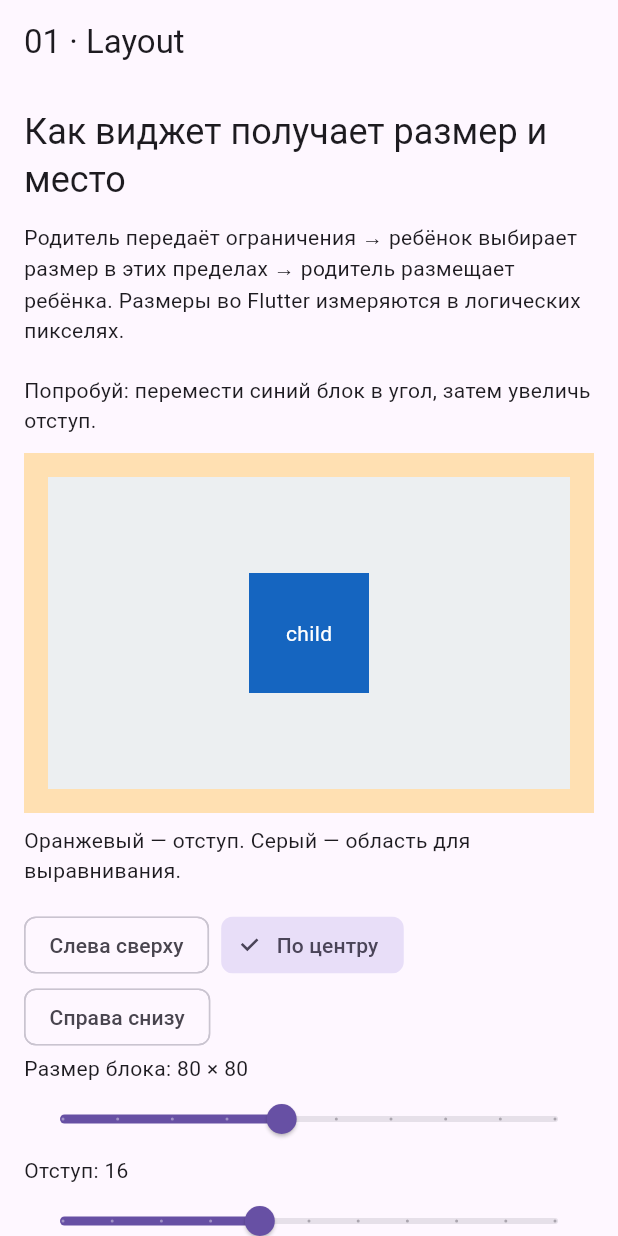
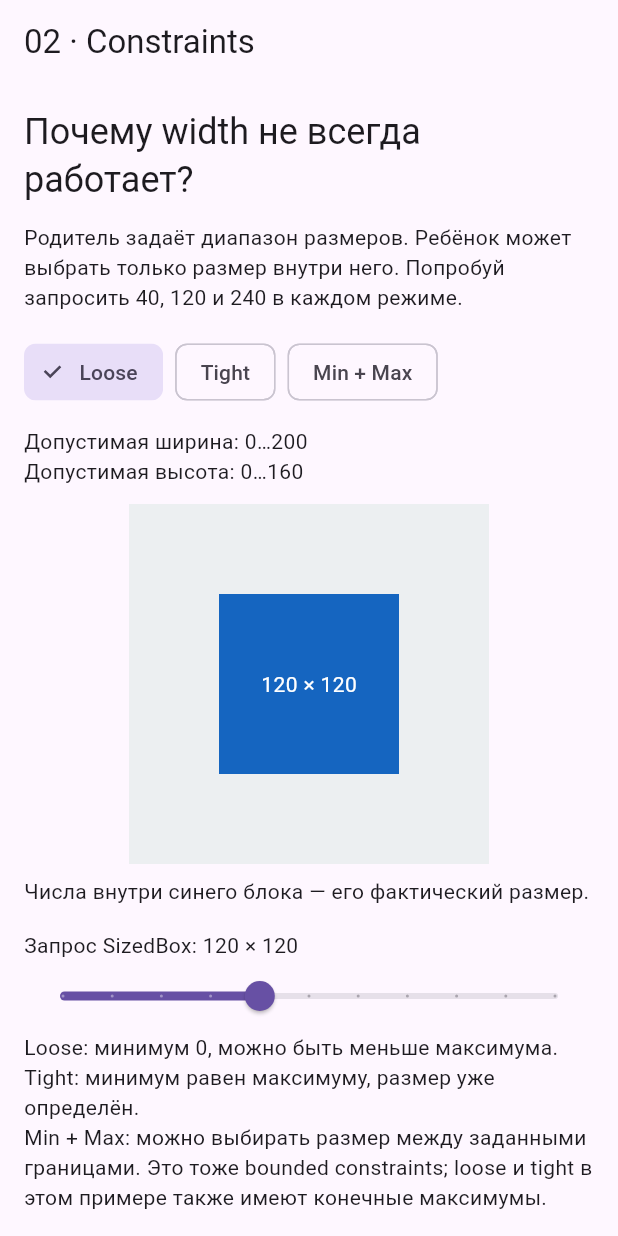
Before and after one commit to aslanDos/Learning-App, a Flutter app: the screen it shows after launch, on a phone screen of 412 x 824 dp. Run offline on Flutter 3.47's test engine with Material 3 defaults, Android fonts, the phone set to English and light mode, and no system bars.

Commit message:
Add lesson 02: constraints playground and study notes

```diff
--- a/lib/main.dart
+++ b/lib/main.dart
@@ -9,79 +9,115 @@ class MyApp extends StatelessWidget {
   Widget build(BuildContext context) => const MaterialApp(
     debugShowCheckedModeBanner: false,
     title: 'Learning App',
-    home: LayoutLessonScreen(),
+    home: ConstraintsLessonScreen(),
   );
 }
 
-class LayoutLessonScreen extends StatefulWidget {
-  const LayoutLessonScreen({super.key});
+enum ConstraintMode { loose, tight, bounded }
+
+class ConstraintsLessonScreen extends StatefulWidget {
+  const ConstraintsLessonScreen({super.key});
 
   @override
-  State<LayoutLessonScreen> createState() => _LayoutLessonScreenState();
+  State<ConstraintsLessonScreen> createState() =>
+      _ConstraintsLessonScreenState();
 }
 
-class _LayoutLessonScreenState extends State<LayoutLessonScreen> {
-  double _size = 80;
-  double _padding = 16;
-  Alignment _alignment = Alignment.center;
+class _ConstraintsLessonScreenState extends State<ConstraintsLessonScreen> {
+  ConstraintMode _mode = ConstraintMode.loose;
+  double _requestedSize = 120;
 
-  static const _positions = {
-    'Слева сверху': Alignment.topLeft,
-    'По центру': Alignment.center,
-    'Справа снизу': Alignment.bottomRight,
+  BoxConstraints get _constraints => switch (_mode) {
+    ConstraintMode.loose => BoxConstraints.loose(const Size(200, 160)),
+    ConstraintMode.tight => const BoxConstraints.tightFor(
+      width: 200,
+      height: 160,
+    ),
+    ConstraintMode.bounded => const BoxConstraints(
+      minWidth: 80,
+      maxWidth: 200,
+      minHeight: 80,
+      maxHeight: 160,
+    ),
   };
 
-  String get _alignmentCode => switch (_alignment) {
-    Alignment.topLeft => 'Alignment.topLeft',
-    Alignment.bottomRight => 'Alignment.bottomRight',
-    _ => 'Alignment.center',
+  String get _constraintsCode => switch (_mode) {
+    ConstraintMode.loose => 'BoxConstraints.loose(Size(200, 160))',
+    ConstraintMode.tight =>
+      'BoxConstraints.tightFor(\n    width: 200, height: 160,\n  )',
+    ConstraintMode.bounded =>
+      'BoxConstraints(\n    minWidth: 80, maxWidth: 200,\n'
+          '    minHeight: 80, maxHeight: 160,\n  )',
   };
 
   @override
   Widget build(BuildContext context) {
+    final limits = _constraints;
     return Scaffold(
-      appBar: AppBar(title: const Text('01 · Layout')),
+      appBar: AppBar(title: const Text('02 · Constraints')),
       body: SafeArea(
         child: ListView(
           padding: const EdgeInsets.all(16),
           children: [
             Text(
-              'Как виджет получает размер и место',
+              'Почему width не всегда работает?',
               style: Theme.of(context).textTheme.headlineSmall,
             ),
             const SizedBox(height: 12),
             const Text(
-              'Родитель передаёт ограничения → ребёнок выбирает размер '
-              'в этих пределах → родитель размещает ребёнка. '
-              'Размеры во Flutter измеряются в логических пикселях.',
+              'Родитель задаёт диапазон размеров. Ребёнок может выбрать '
+              'только размер внутри него. Попробуй запросить 40, 120 и 240 '
+              'в каждом режиме.',
             ),
-            const SizedBox(height: 20),
-            const Text(
-              'Попробуй: перемести синий блок в угол, затем увеличь отступ.',
+            const SizedBox(height: 16),
+            Wrap(
+              spacing: 8,
+              children: [
+                for (final entry in const {
+                  ConstraintMode.loose: 'Loose',
+                  ConstraintMode.tight: 'Tight',
+                  ConstraintMode.bounded: 'Min + Max',
+                }.entries)
+                  ChoiceChip(
+                    label: Text(entry.value),
+                    selected: _mode == entry.key,
+                    onSelected: (_) => setState(() => _mode = entry.key),
+                  ),
+              ],
             ),
             const SizedBox(height: 12),
-            // Оранжевый фон показывает пространство, занятое Padding.
-            SizedBox(
-              height: 240,
-              child: ColoredBox(
-                color: const Color(0xFFFFE0B2),
-                child: Padding(
-                  padding: EdgeInsets.all(_padding),
-                  child: ColoredBox(
-                    color: const Color(0xFFECEFF1),
-                    // Align занимает доступную область и размещает ребёнка.
-                    child: Align(
-                      alignment: _alignment,
+            Text(
+              'Допустимая ширина: ${limits.minWidth.round()}…${limits.maxWidth.round()}\n'
+              'Допустимая высота: ${limits.minHeight.round()}…${limits.maxHeight.round()}',
+            ),
+            const SizedBox(height: 12),
+            // Center даёт области примера возможность быть меньше ширины списка.
+            Center(
+              child: SizedBox.square(
+                dimension: 240,
+                child: ColoredBox(
+                  color: const Color(0xFFECEFF1),
+                  child: Center(
+                    // Этот родитель задаёт ограничения для SizedBox ниже.
+                    child: ConstrainedBox(
+                      constraints: limits,
                       child: SizedBox(
-                        width: _size,
-                        height: _size,
-                        child: const ColoredBox(
-                          key: ValueKey('demo-box'),
-                          color: Color(0xFF1565C0),
-                          child: Center(
-                            child: Text(
-                              'child',
-                              style: TextStyle(color: Colors.white),
+                        width: _requestedSize,
+                        height: _requestedSize,
+                        child: ColoredBox(
+                          key: const ValueKey('demo-box'),
+                          color: const Color(0xFF1565C0),
+                          // Здесь ограничения уже отражают реальный размер блока.
+                          child: LayoutBuilder(
+                            builder: (context, actual) => Padding(
+                              padding: const EdgeInsets.all(4),
+                              child: FittedBox(
+                                fit: BoxFit.scaleDown,
+                                child: Text(
+                                  '${actual.maxWidth.round()} × ${actual.maxHeight.round()}',
+                                  style: const TextStyle(color: Colors.white),
+                                ),
+                              ),
                             ),
                           ),
                         ),
@@ -92,74 +128,50 @@ class _LayoutLessonScreenState extends State<LayoutLessonScreen> {
               ),
             ),
             const SizedBox(height: 8),
-            const Text('Оранжевый — отступ. Серый — область для выравнивания.'),
+            const Text('Числа внутри синего блока — его фактический размер.'),
             const SizedBox(height: 16),
-            Wrap(
-              spacing: 8,
-              children: [
-                for (final position in _positions.entries)
-                  ChoiceChip(
-                    label: Text(position.key),
-                    selected: _alignment == position.value,
-                    onSelected: (_) {
-                      setState(() => _alignment = position.value);
-                    },
-                  ),
-              ],
+            Text(
+              'Запрос SizedBox: ${_requestedSize.round()} × ${_requestedSize.round()}',
             ),
-            Text('Размер блока: ${_size.round()} × ${_size.round()}'),
             Slider(
-              value: _size,
-              min: 48,
-              max: 120,
-              divisions: 9,
-              label: '${_size.round()}',
-              onChanged: (value) => setState(() => _size = value),
+              key: const ValueKey('size-slider'),
+              value: _requestedSize,
+              min: 40,
+              max: 240,
+              divisions: 10,
+              label: '${_requestedSize.round()}',
+              onChanged: (value) => setState(() => _requestedSize = value),
             ),
-            Text('Отступ: ${_padding.round()}'),
-            Slider(
-              value: _padding,
-              min: 0,
-              max: 40,
-              divisions: 10,
-              label: '${_padding.round()}',
-              onChanged: (value) => setState(() => _padding = value),
+            const Text(
+              'Loose: минимум 0, можно быть меньше максимума.\n'
+              'Tight: минимум равен максимуму, размер уже определён.\n'
+              'Min + Max: можно выбирать размер между заданными границами. '
+              'Это тоже bounded constraints; loose и tight в этом примере '
+              'также имеют конечные максимумы.',
             ),
-            const SizedBox(height: 12),
+            const SizedBox(height: 20),
             Text('Код примера', style: Theme.of(context).textTheme.titleLarge),
             const SizedBox(height: 8),
             SelectableText(
-              'SizedBox(\n'
-              '  height: 240,\n'
-              '  child: Padding(\n'
-              '    padding: EdgeInsets.all(${_padding.round()}),\n'
-              '    child: Align(\n'
-              '      alignment: $_alignmentCode,\n'
-              '      child: SizedBox(\n'
-              '        width: ${_size.round()},\n'
-              '        height: ${_size.round()},\n'
-              '        child: ColoredBox(color: Color(0xFF1565C0)),\n'
-              '      ),\n'
-              '    ),\n'
+              'ConstrainedBox(\n'
+              '  constraints: $_constraintsCode,\n'
+              '  child: SizedBox(\n'
+              '    width: ${_requestedSize.round()},\n'
+              '    height: ${_requestedSize.round()},\n'
+              '    child: ColoredBox(color: Colors.blue),\n'
               '  ),\n'
               ')',
               style: const TextStyle(fontFamily: 'monospace', fontSize: 13),
             ),
-            const Text('Для краткости в коде скрыты фон и подпись блока.'),
-            const SizedBox(height: 20),
             const Text(
-              'Что здесь делает каждый виджет:\n\n'
-              '• SizedBox запрашивает размер в пределах ограничений родителя.\n'
-              '• Padding оставляет отступ внутри своей области.\n'
-              '• Align размещает ребёнка в доступной области.\n'
-              '• Center — частный случай Align с выравниванием по центру.\n'
-              '• ColoredBox рисует фон, чтобы границы были видны.',
+              'В приложении этот фрагмент находится внутри Center в области '
+              '240 × 240. В другом окружении результат может отличаться: '
+              'ConstrainedBox учитывает и ограничения своего родителя.',
             ),
             const SizedBox(height: 20),
             const Text(
-              'Проверь себя: почему при выравнивании по центру одинаковый '
-              'отступ со всех сторон не сдвигает блок? Переключись на угол '
-              'и сравни. Объясни результат через область, которую получает Align.',
+              'Проверь себя: при запросе 240 × 240 во всех трёх режимах '
+              'получается 200 × 160. Почему? А что получится при запросе 40 × 40?',
             ),
           ],
         ),
```
Also changed, not shown: 3 other files.
